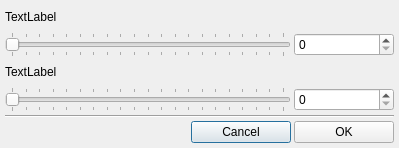
Old version of the form radeon-profile/dialogs/dialog_sliders.ui in the repository marazmista/radeon-profile.
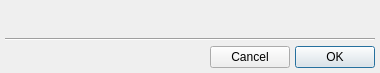
New version of the form.

Commit message: add slider component, make possible show dialog with sliders with custom number of sliders

What changed in the file:
```diff
--- a/radeon-profile/dialogs/dialog_sliders.ui
+++ b/radeon-profile/dialogs/dialog_sliders.ui
@@ -6,22 +6,10 @@
    <rect>
     <x>0</x>
     <y>0</y>
-    <width>399</width>
-    <height>148</height>
+    <width>380</width>
+    <height>73</height>
    </rect>
   </property>
-  <property name="minimumSize">
-   <size>
-    <width>399</width>
-    <height>148</height>
-   </size>
-  </property>
-  <property name="maximumSize">
-   <size>
-    <width>399</width>
-    <height>148</height>
-   </size>
-  </property>
   <property name="windowTitle">
    <string>Dialog</string>
   </property>
@@ -42,122 +30,86 @@
     <number>5</number>
    </property>
    <property name="spacing">
-    <number>3</number>
+    <number>5</number>
    </property>
-   <item row="1" column="0" colspan="2">
-    <widget class="QSlider" name="slider_value1">
-     <property name="minimum">
-      <number>0</number>
-     </property>
-     <property name="maximum">
-      <number>100</number>
-     </property>
-     <property name="value">
-      <number>0</number>
-     </property>
-     <property name="orientation">
-      <enum>Qt::Horizontal</enum>
-     </property>
-     <property name="invertedControls">
-      <bool>false</bool>
-     </property>
-     <property name="tickPosition">
-      <enum>QSlider::TicksBothSides</enum>
-     </property>
-     <property name="tickInterval">
-      <number>5</number>
-     </property>
-    </widget>
-   </item>
    <item row="3" column="2">
-    <widget class="QSpinBox" name="spin_value2">
-     <property name="suffix">
-      <string/>
-     </property>
-     <property name="maximum">
-      <number>100</number>
-     </property>
-    </widget>
-   </item>
-   <item row="3" column="0" colspan="2">
-    <widget class="QSlider" name="slider_value2">
-     <property name="minimum">
-      <number>0</number>
-     </property>
-     <property name="maximum">
-      <number>100</number>
-     </property>
-     <property name="value">
-      <number>0</number>
-     </property>
-     <property name="orientation">
-      <enum>Qt::Horizontal</enum>
-     </property>
-     <property name="invertedControls">
-      <bool>false</bool>
-     </property>
-     <property name="tickPosition">
-      <enum>QSlider::TicksBothSides</enum>
-     </property>
-     <property name="tickInterval">
-      <number>5</number>
-     </property>
-    </widget>
-   </item>
-   <item row="4" column="0" colspan="3">
-    <widget class="Line" name="line">
-     <property name="orientation">
-      <enum>Qt::Horizontal</enum>
-     </property>
-    </widget>
-   </item>
-   <item row="1" column="2">
-    <widget class="QSpinBox" name="spin_value1">
-     <property name="maximumSize">
-      <size>
-       <width>100</width>
-       <height>16777215</height>
-      </size>
-     </property>
-     <property name="maximum">
-      <number>100</number>
-     </property>
-    </widget>
-   </item>
-   <item row="5" column="1">
-    <widget class="QPushButton" name="btn_cancel">
-     <property name="maximumSize">
-      <size>
-       <width>100</width>
-       <height>16777215</height>
-      </size>
-     </property>
-     <property name="text">
-      <string>Cancel</string>
-     </property>
-    </widget>
-   </item>
-   <item row="0" column="0">
-    <widget class="QLabel" name="label_value1">
-     <property name="text">
-      <string>TextLabel</string>
-     </property>
-    </widget>
-   </item>
-   <item row="2" column="0">
-    <widget class="QLabel" name="label_value2">
-     <property name="text">
-      <string>TextLabel</string>
-     </property>
-    </widget>
-   </item>
-   <item row="5" column="2">
     <widget class="QPushButton" name="btn_ok">
+     <property name="maximumSize">
+      <size>
+       <width>100</width>
+       <height>16777215</height>
+      </size>
+     </property>
      <property name="text">
       <string>OK</string>
      </property>
     </widget>
    </item>
+   <item row="3" column="1">
+    <widget class="QPushButton" name="btn_cancel">
+     <property name="maximumSize">
+      <size>
+       <width>100</width>
+       <height>16777215</height>
+      </size>
+     </property>
+     <property name="text">
+      <string>Cancel</string>
+     </property>
+    </widget>
+   </item>
+   <item row="0" column="0" colspan="3">
+    <layout class="QVBoxLayout" name="verticalLayout">
+     <property name="spacing">
+      <number>2</number>
+     </property>
+     <property name="leftMargin">
+      <number>5</number>
+     </property>
+     <property name="topMargin">
+      <number>0</number>
+     </property>
+     <property name="rightMargin">
+      <number>5</number>
+     </property>
+     <property name="bottomMargin">
+      <number>0</number>
+     </property>
+    </layout>
+   </item>
+   <item row="2" column="0" colspan="3">
+    <widget class="Line" name="line">
+     <property name="orientation">
+      <enum>Qt::Horizontal</enum>
+     </property>
+    </widget>
+   </item>
+   <item row="3" column="0">
+    <spacer name="horizontalSpacer">
+     <property name="orientation">
+      <enum>Qt::Horizontal</enum>
+     </property>
+     <property name="sizeHint" stdset="0">
+      <size>
+       <width>40</width>
+       <height>20</height>
+      </size>
+     </property>
+    </spacer>
+   </item>
+   <item row="1" column="0">
+    <spacer name="verticalSpacer">
+     <property name="orientation">
+      <enum>Qt::Vertical</enum>
+     </property>
+     <property name="sizeHint" stdset="0">
+      <size>
+       <width>20</width>
+       <height>40</height>
+      </size>
+     </property>
+    </spacer>
+   </item>
   </layout>
  </widget>
  <resources/>
```
Left out of the diff: 67 changed lines with no effect on the pictures. The commit also changes 7 other files.
